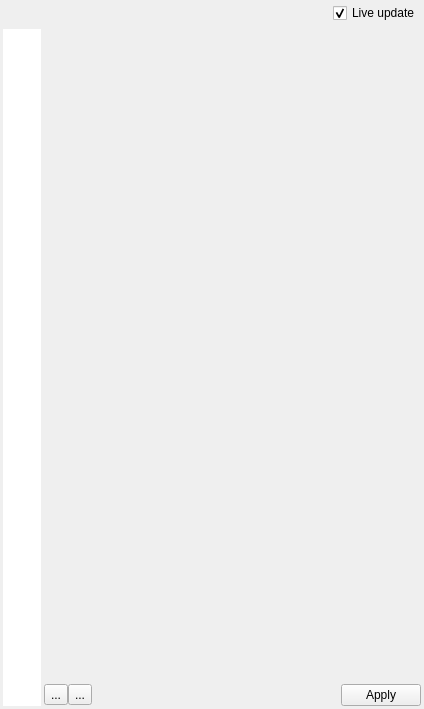
This is src/ui/qgsmapstylingwidgetbase.ui in qgis/QGIS as Qt 5 draws it before an edit. The edited form follows.
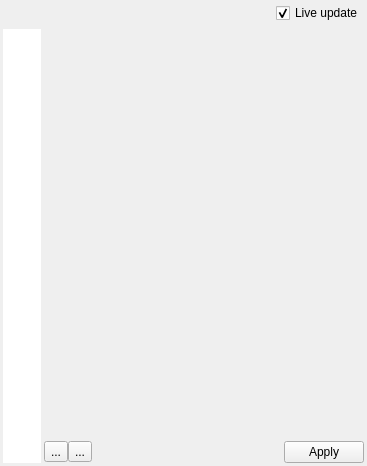
This is the edited form. Icons and pictures are not drawn.

Patch:
```diff
--- a/src/ui/qgsmapstylingwidgetbase.ui
+++ b/src/ui/qgsmapstylingwidgetbase.ui
@@ -6,8 +6,8 @@
    <rect>
     <x>0</x>
     <y>0</y>
-    <width>424</width>
-    <height>709</height>
+    <width>367</width>
+    <height>466</height>
    </rect>
   </property>
   <property name="windowTitle">
@@ -183,8 +183,8 @@
            <rect>
             <x>0</x>
             <y>0</y>
-            <width>377</width>
-            <height>631</height>
+            <width>320</width>
+            <height>388</height>
            </rect>
           </property>
          </widget>
```
